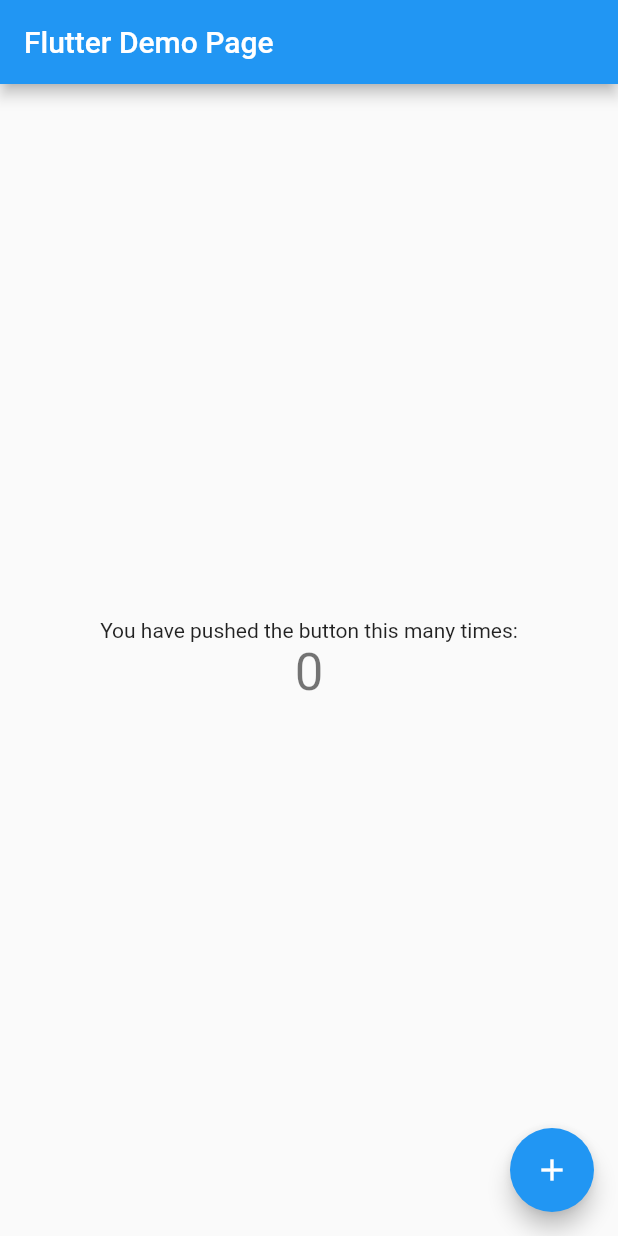
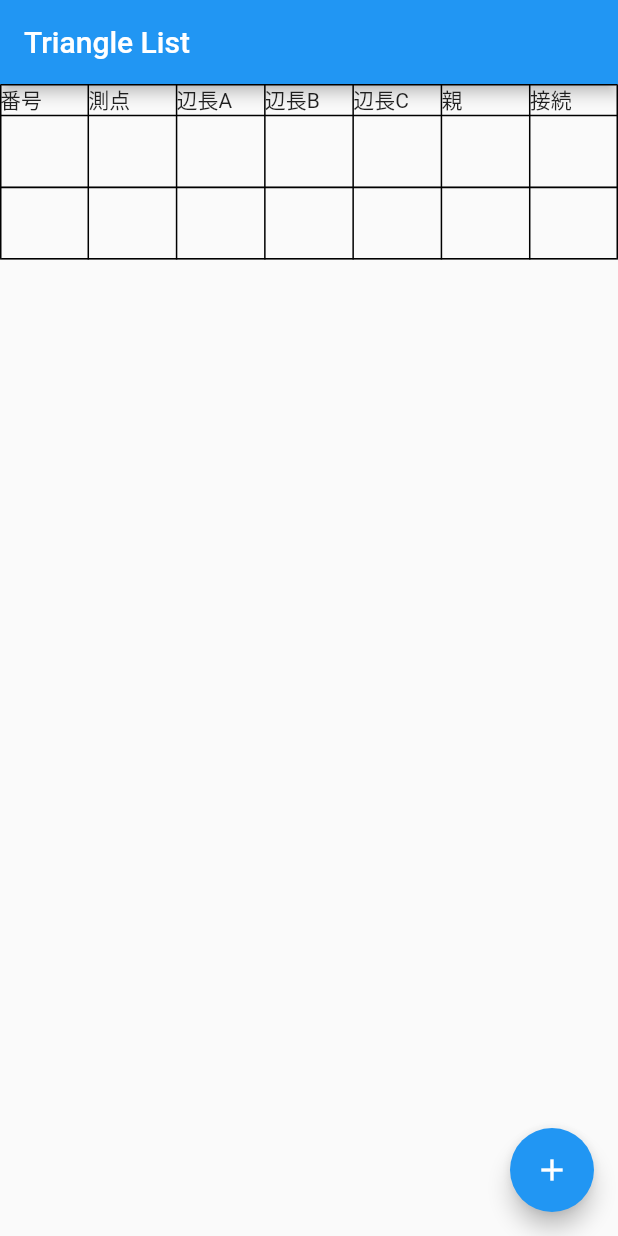
Before and after one commit to YuujiKamura/trianglelist_flutter, a Flutter app: the screen it shows after launch, on a phone screen of 412 x 824 dp. Run offline on Flutter 3.47's test engine with Material 2 defaults, Android fonts, the phone set to English and light mode, and no system bars.

Commit message:
ui making

```diff
--- a/lib/main.dart
+++ b/lib/main.dart
@@ -9,7 +9,7 @@ class MyApp extends StatelessWidget {
   @override
   Widget build(BuildContext context) {
     return MaterialApp(
-      title: 'Flutter Demo 3',
+      title: 'Triangle List',
       theme: ThemeData(
         // This is the theme of your application.
         //
@@ -22,7 +22,7 @@ class MyApp extends StatelessWidget {
         // is not restarted.
         primarySwatch: Colors.blue,
       ),
-      home: MyHomePage(title: 'Flutter Demo Page'),
+      home: MyHomePage(title: 'Triangle List'),
     );
   }
 }
@@ -73,41 +73,45 @@ class _MyHomePageState extends State<MyHomePage> {
         // the App.build method, and use it to set our appbar title.
         title: Text(widget.title),
       ),
-      body: Center(
-        // Center is a layout widget. It takes a single child and positions it
-        // in the middle of the parent.
-        child: Column(
-          // Column is also a layout widget. It takes a list of children and
-          // arranges them vertically. By default, it sizes itself to fit its
-          // children horizontally, and tries to be as tall as its parent.
-          //
-          // Invoke "debug painting" (press "p" in the console, choose the
-          // "Toggle Debug Paint" action from the Flutter Inspector in Android
-          // Studio, or the "Toggle Debug Paint" command in Visual Studio Code)
-          // to see the wireframe for each widget.
-          //
-          // Column has various properties to control how it sizes itself and
-          // how it positions its children. Here we use mainAxisAlignment to
-          // center the children vertically; the main axis here is the vertical
-          // axis because Columns are vertical (the cross axis would be
-          // horizontal).
-          mainAxisAlignment: MainAxisAlignment.center,
-          children: <Widget>[
-            Text(
-              'You have pushed the button this many times:',
-            ),
-            Text(
-              '$_counter',
-              style: Theme.of(context).textTheme.headline4,
-            ),
-          ],
+      body: Table(
+        border: TableBorder.all(),
+        defaultVerticalAlignment: TableCellVerticalAlignment.top,
+        children: [
+          TableRow( children: [
+            Text("番号"),
+            Text("測点"),
+            Text("辺長A"),
+            Text("辺長B"),
+            Text("辺長C"),
+            Text("親"),
+            Text("接続"),
+          ]),
+          TableRow( children: [
+            TextField(),
+            TextField(),
+            TextField(),
+            TextField(),
+            TextField(),
+            TextField(),
+            TextField(),
+          ]),
+          TableRow( children: [
+            TextField(),
+            TextField(),
+            TextField(),
+            TextField(),
+            TextField(),
+            TextField(),
+            TextField(),
+          ]),
+        ],
+      ),
+        floatingActionButton: FloatingActionButton(
+          onPressed: _incrementCounter,
+          tooltip: 'Increment',
+          child: Icon(Icons.add),
         ),
-      ),
-      floatingActionButton: FloatingActionButton(
-        onPressed: _incrementCounter,
-        tooltip: 'Increment',
-        child: Icon(Icons.add),
-      ), // This trailing comma makes auto-formatting nicer for build methods.
     );
+
   }
 }
```
Also changed, not shown: lib/point_xy.dart (added, +31 -0 lines), 3 other files.
